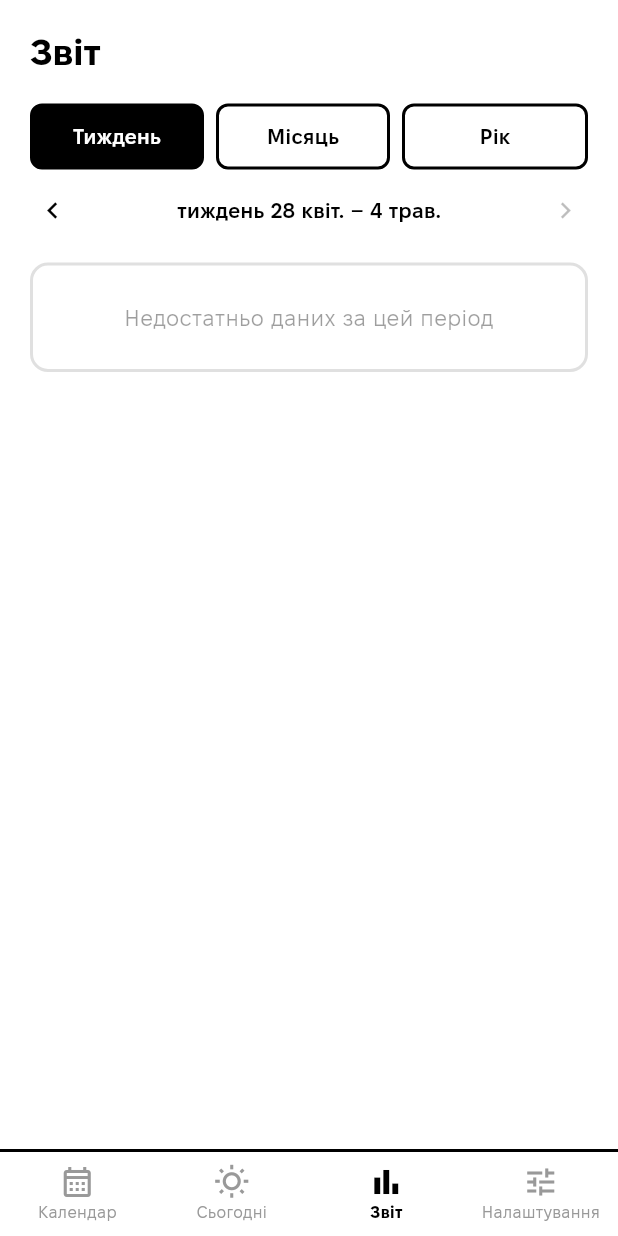
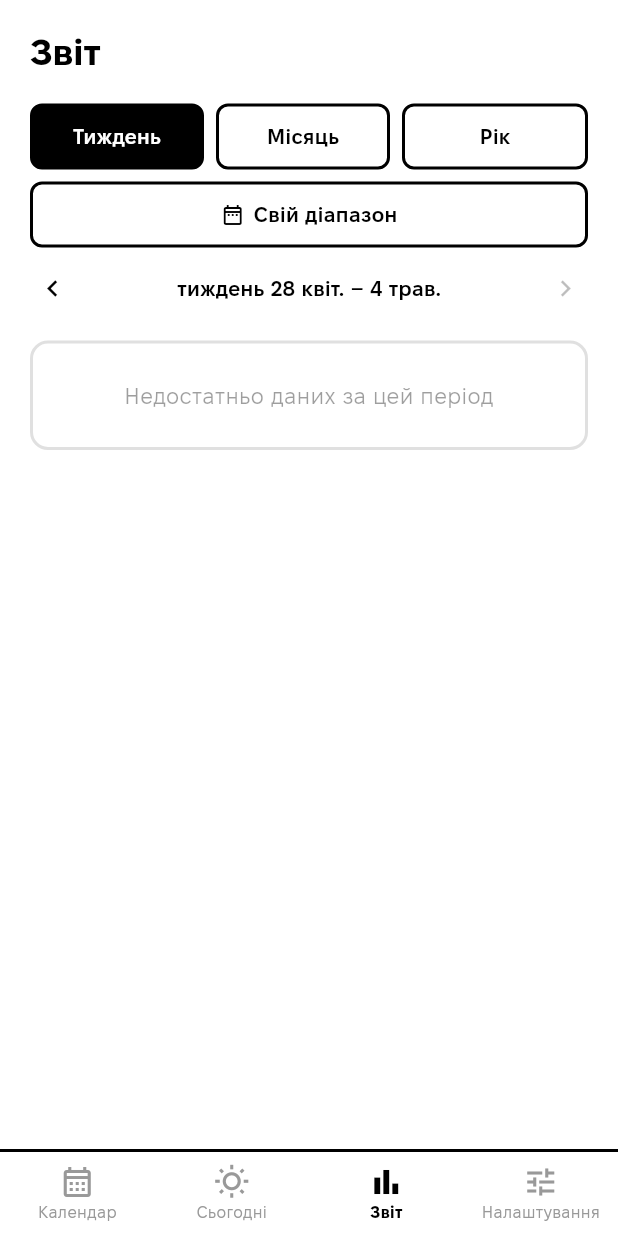
Before and after one commit to skvortsovden/atensia, a Flutter app: the MainScreen screen opened directly, item 3 of the bottom bar chosen, on a phone screen of 412 x 824 dp. Run offline on Flutter 3.47's test engine with Material 3 defaults, Android fonts, the phone set to English and light mode, and no system bars; our stand-ins replace file_picker, fl_chart, flutter_local_notifications, package_info_plus, share_plus, shared_preferences and 3 more; accounts and stored records are empty.

Commit message:
feat: Add custom date range picker in report and dynamic version from pubspec
- Report screen: new "Свій діапазон" button opens a black/white date range
  picker; selected range replaces the period navigator with a tappable label
- Settings: version now read at runtime via package_info_plus instead of
  hardcoded string in uk.yaml — settings_version key removed

Co-Authored-By: Claude Sonnet 4.6 <noreply@anthropic.com>

```diff
--- a/assets/l10n/uk.yaml
+++ b/assets/l10n/uk.yaml
@@ -95,7 +95,6 @@ settings_import_done_message: Записи успішно додано.
 settings_import_done_btn: Зрозуміло
 settings_import_error_title: Помилка імпорту
 settings_import_error_btn: Зрозуміло
-settings_version: Версія 1.7.0
 settings_privacy: Усі дані зберігаються лише на цьому пристрої.
 
 # ── Stats view ────────────────────────────────────────────────────────────────
@@ -116,6 +115,8 @@ stats_share_btn: Поділитись
 stats_story_leisure_title: Моє дозвілля
 stats_story_period_prefix: за
 stats_no_data: Недостатньо даних за цей період
+stats_custom_range: Свій діапазон
+stats_pick_dates: Обрати дати
 
 # ── Shared labels ─────────────────────────────────────────────────────────────
 label_sick: Хвороба
--- a/lib/l10n/strings.dart
+++ b/lib/l10n/strings.dart
@@ -119,7 +119,6 @@ class S {
   static String get settingsImportDoneBtn => _s('settings_import_done_btn');
   static String get settingsImportErrorTitle => _s('settings_import_error_title');
   static String get settingsImportErrorBtn => _s('settings_import_error_btn');
-  static String get settingsVersion => _s('settings_version');
   static String get settingsPrivacy => _s('settings_privacy');
 
   // ── Stats ────────────────────────────────────────────────────────────────
@@ -140,6 +139,8 @@ class S {
   static String get statsStoryLeisureTitle => _s('stats_story_leisure_title');
   static String get statsStoryPeriodPrefix => _s('stats_story_period_prefix');
   static String get statsNoData => _s('stats_no_data');
+  static String get statsCustomRange => _s('stats_custom_range');
+  static String get statsPickDates => _s('stats_pick_dates');
 
   // ── Shared labels ────────────────────────────────────────────────────────
   static String get labelSick => _s('label_sick');
--- a/lib/screens/stats_view.dart
+++ b/lib/screens/stats_view.dart
@@ -7,7 +7,7 @@ import '../models/daily_entry.dart';
 import '../providers/app_provider.dart';
 import 'stats_charts.dart';
 
-enum _Period { week, month, year }
+enum _Period { week, month, year, custom }
 
 class StatsView extends StatefulWidget {
   const StatsView({super.key});
@@ -19,6 +19,7 @@ class StatsView extends StatefulWidget {
 class _StatsViewState extends State<StatsView> {
   _Period _period = _Period.week;
   int _offset = 0; // 0 = current, 1 = one period back, etc.
+  DateTimeRange? _customRange;
 
   DateTime get _today {
     final now = DateTime.now();
@@ -46,6 +47,8 @@ class _StatsViewState extends State<StatsView> {
         return _targetMonthStart(_offset);
       case _Period.year:
         return DateTime(_today.year - _offset, 1, 1);
+      case _Period.custom:
+        return _customRange?.start ?? _today;
     }
   }
 
@@ -58,6 +61,8 @@ class _StatsViewState extends State<StatsView> {
         return DateTime(start.year, start.month + 1, 0); // last day of month
       case _Period.year:
         return DateTime(_today.year - _offset, 12, 31);
+      case _Period.custom:
+        return _customRange?.end ?? _today;
     }
   }
 
@@ -77,6 +82,35 @@ class _StatsViewState extends State<StatsView> {
         return DateFormat('LLLL yyyy', 'uk').format(start);
       case _Period.year:
         return DateFormat('yyyy', 'uk').format(end);
+      case _Period.custom:
+        if (_customRange == null) return S.statsPickDates;
+        if (start == end) return DateFormat('d MMM yyyy', 'uk').format(start);
+        return '${DateFormat('d MMM', 'uk').format(start)} – ${DateFormat('d MMM', 'uk').format(end)}';
+    }
+  }
+
+  Future<void> _openDateRangePicker() async {
+    final range = await showDateRangePicker(
+      context: context,
+      firstDate: DateTime(2020),
+      lastDate: _today,
+      initialDateRange: _customRange,
+      builder: (context, child) => Theme(
+        data: Theme.of(context).copyWith(
+          colorScheme: const ColorScheme.light(
+            primary: Colors.black,
+            onPrimary: Colors.white,
+            onSurface: Colors.black,
+            surface: Colors.white,
+          ),
+        ),
+        child: child!,
+      ),
+    );
+    if (range != null) {
+      setState(() => _customRange = range);
+    } else if (_customRange == null) {
+      setState(() => _period = _Period.week);
     }
   }
 
@@ -113,15 +147,24 @@ class _StatsViewState extends State<StatsView> {
             // ── Period selector ───────────────────────────────────────────
             _PeriodSelector(
               current: _period,
-              onChanged: (p) => setState(() {
+              onChanged: (p) {
+                setState(() {
                   _period = p;
                   _offset = 0;
-              }),
+                });
+                if (p == _Period.custom) _openDateRangePicker();
+              },
             ),
 
             const SizedBox(height: 12),
 
-            // ── Period navigator ──────────────────────────────────────────
+            // ── Period navigator / custom range row ───────────────────────
+            if (_period == _Period.custom)
+              _CustomRangeRow(
+                label: _periodLabel,
+                onTap: _openDateRangePicker,
+              )
+            else
               _PeriodNavigator(
                 label: _periodLabel,
                 canGoForward: _offset > 0,
@@ -171,7 +214,10 @@ class _PeriodSelector extends StatelessWidget {
       (_Period.month, S.statsPeriodMonth),
       (_Period.year, S.statsPeriodYear),
     ];
-    return Row(
+    final customActive = current == _Period.custom;
+    return Column(
+      children: [
+        Row(
           children: options.map((opt) {
             final active = current == opt.$1;
             return Expanded(
@@ -201,6 +247,39 @@ class _PeriodSelector extends StatelessWidget {
               ),
             );
           }).toList(),
+        ),
+        const SizedBox(height: 8),
+        GestureDetector(
+          onTap: () => onChanged(_Period.custom),
+          child: Container(
+            padding: const EdgeInsets.symmetric(vertical: 10),
+            decoration: BoxDecoration(
+              color: customActive ? Colors.black : Colors.transparent,
+              border: Border.all(color: Colors.black, width: 2),
+              borderRadius: BorderRadius.circular(8),
+            ),
+            alignment: Alignment.center,
+            child: Row(
+              mainAxisAlignment: MainAxisAlignment.center,
+              children: [
+                Icon(Icons.date_range_outlined,
+                    size: 16,
+                    color: customActive ? Colors.white : Colors.black),
+                const SizedBox(width: 6),
+                Text(
+                  S.statsCustomRange,
+                  style: TextStyle(
+                    fontFamily: 'FixelText',
+                    fontWeight: FontWeight.w600,
+                    fontSize: 14,
+                    color: customActive ? Colors.white : Colors.black,
+                  ),
+                ),
+              ],
+            ),
+          ),
+        ),
+      ],
     );
   }
 }
@@ -252,6 +331,37 @@ class _PeriodNavigator extends StatelessWidget {
           ),
         ),
       ],
+    );
+  }
+}
+
+// ── Custom range row ──────────────────────────────────────────────────────────
+
+class _CustomRangeRow extends StatelessWidget {
+  const _CustomRangeRow({required this.label, required this.onTap});
+
+  final String label;
+  final VoidCallback onTap;
+
+  @override
+  Widget build(BuildContext context) {
+    return GestureDetector(
+      onTap: onTap,
+      child: Row(
+        mainAxisAlignment: MainAxisAlignment.center,
+        children: [
+          const Icon(Icons.date_range_outlined, size: 16, color: Colors.black54),
+          const SizedBox(width: 6),
+          Text(
+            label,
+            style: const TextStyle(
+              fontSize: 14,
+              fontWeight: FontWeight.w600,
+              color: Colors.black,
+            ),
+          ),
+        ],
+      ),
     );
   }
 }
@@ -464,9 +574,10 @@ class _FillCard extends StatelessWidget {
     // Build list of days oldest → newest (full period including future).
     final days = List.generate(total, (i) => periodStart.add(Duration(days: i)));
 
-    // For year: show smaller dots; otherwise standard size.
-    final dotSize = period == _Period.year ? 8.0 : 14.0;
-    final dotGap = period == _Period.year ? 3.0 : 5.0;
+    // For year or large custom range: show smaller dots.
+    final smallDots = period == _Period.year || (period == _Period.custom && total > 60);
+    final dotSize = smallDots ? 8.0 : 14.0;
+    final dotGap = smallDots ? 3.0 : 5.0;
 
     return _Card(
       title: S.statsSectionFill,
--- a/pubspec.yaml
+++ b/pubspec.yaml
@@ -23,6 +23,7 @@ dependencies:
   path_provider: ^2.1.0
   file_picker: ^8.0.0
   fl_chart: ^0.69.0
+  package_info_plus: ^8.1.0
 
 dev_dependencies:
   flutter_test:
```
Also changed, not shown: lib/screens/settings_view.dart (+6 -1 lines), pubspec.lock. Lines whose indentation alone changed are shown as unchanged.
